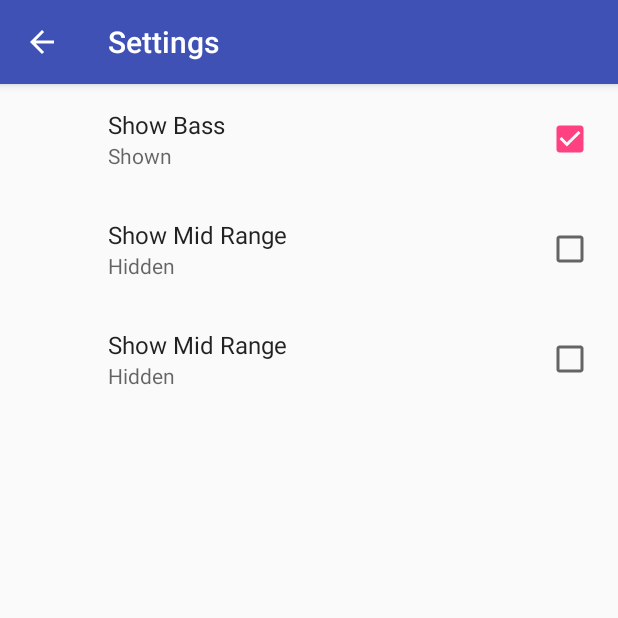
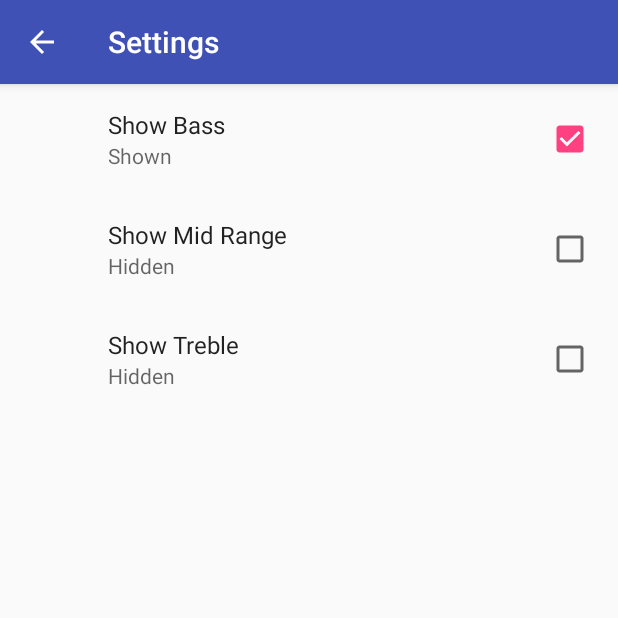
Before and after one commit to iperpin/T06.06-Exercise-AddTwoMoreCheckboxes, an Android app: the SettingsFragment screen opened directly, with no data from a screen before it, on a phone screen of 412 x 824 dp, the top half of it. Run offline under Robolectric (Android 15) with nearby library versions, the phone set to English and light mode, and no system bars; our stand-ins replace androidx.preference.

Commit message:
Change show treble

```diff
--- a/app/src/main/res/xml/pref_visualizer.xml
+++ b/app/src/main/res/xml/pref_visualizer.xml
@@ -18,9 +18,9 @@
         android:title="@string/pref_show_mid_label" />
 
     <CheckBoxPreference
-        android:defaultValue="@bool/pref_show_mid_default"
-        android:key="@string/pref_show_mid_key"
+        android:defaultValue="@bool/pref_show_treble_default"
+        android:key="@string/pref_show_treble_key"
         android:summaryOff="@string/pref_show_false"
         android:summaryOn="@string/pref_show_true"
-        android:title="@string/pref_show_mid_label" />
+        android:title="@string/pref_show_treble_label" />
 </PreferenceScreen>
```
